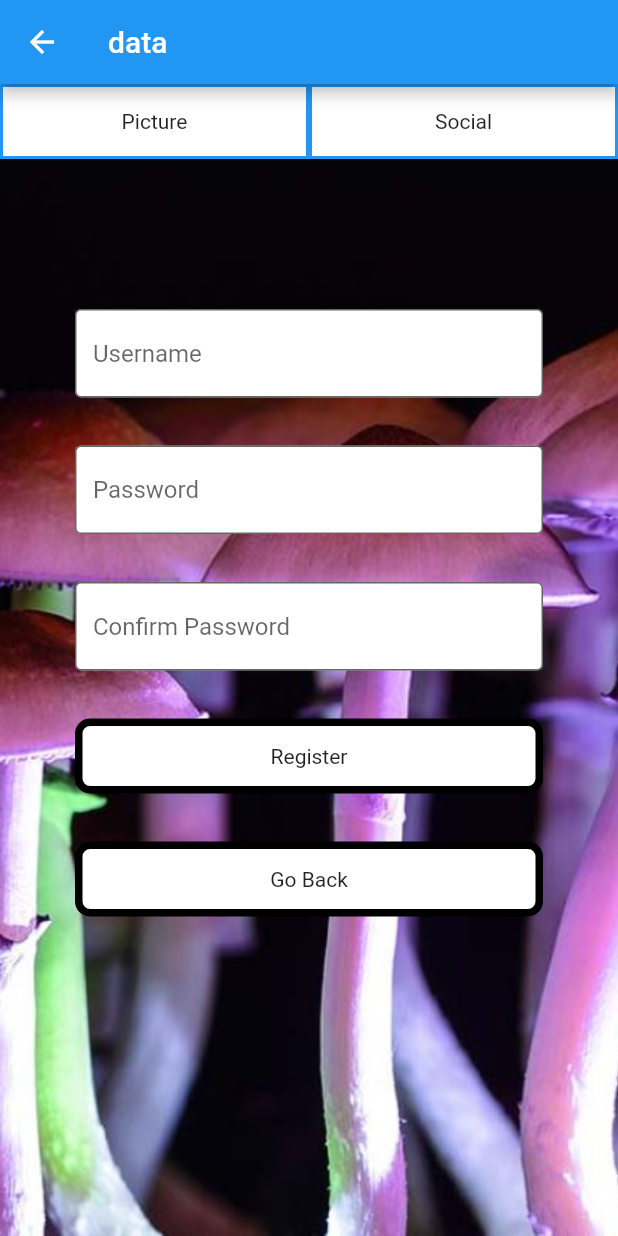
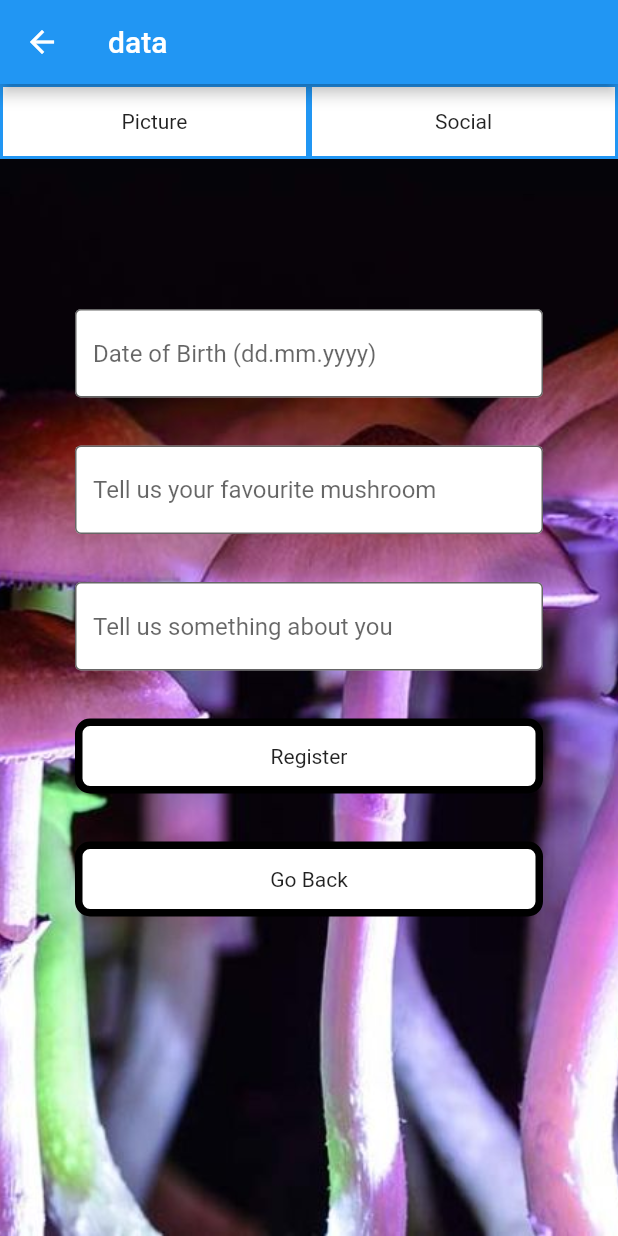
Before and after one commit to CID6/MushroomApp, a Flutter app: the screen it shows after launch, after a tap on "Register", on a phone screen of 412 x 824 dp. Run offline on Flutter 3.47's test engine with Material 2 defaults, Android fonts, the phone set to English and light mode, and no system bars; our stand-ins replace firebase_auth, firebase_core, firebase_database, firebase_storage, google_sign_in, image_picker; missing offline and left inert: instant; accounts and stored records are empty.

Commit message:
małe zmiany

```diff
--- a/lib/comment_section.dart
+++ b/lib/comment_section.dart
@@ -91,7 +91,7 @@ class _CommnentSection extends State<CommnentSection>{
               post['key'] = snapshot.key;
               return ListTile(
                 leading: CircleAvatar(
-                  backgroundImage: AssetImage("assets/defaultAvatar.jpg"),
+                  backgroundImage: NetworkImage(post['avatarUrl']),
                 ),
                 title: Text("@${post["Username"]}:   ${post["Text"]}"),
                 trailing: loggedUser["name"]==post["Text"]?IconButton(
@@ -127,6 +127,7 @@ class _CommnentSection extends State<CommnentSection>{
                         "Username": loggedUser["name"],
                         "uid": userKey,
                         "Text": commentController.text,
+                        "avatarUrl": loggedUser['avatarUrl'].toString().trim(),
                       };
                       widget.commentsLink.push().set(comment);
                       commentController.clear();
--- a/lib/main.dart
+++ b/lib/main.dart
@@ -236,38 +236,43 @@ class _LoginPage extends State<LoginPage>{
               Expanded(child: ButtonWidget("Picture","P")),
               Expanded(child: ButtonWidget("Social","S")),
             ],),
-            Column(
+            Expanded(
+            child:Column(
+              mainAxisAlignment: MainAxisAlignment.center,
               crossAxisAlignment: CrossAxisAlignment.center,
               children: [
-                Padding(
-                 padding:const EdgeInsets.fromLTRB(0, 100, 0, 16), // TODO: change TOP with phone res
-                  child: Container(
-                    width: MediaQuery.of(context).size.width - 100,
-                      child: TextField(
-                        controller: myLoginController,
-                        decoration: const InputDecoration(
-                          filled: true,
-                          fillColor: Colors.white,
-                          border: OutlineInputBorder(),
-                          hintText: "Username",
-                )))),
-                Padding(
-                 padding:const EdgeInsets.fromLTRB(0, 16, 0, 16), // TODO: change TOP with phone res
-                  child: Container(
-                    width: MediaQuery.of(context).size.width - 100,
-                      child: TextField(
-                        controller: myPasswordController,
-                        decoration: const InputDecoration(
-                          filled: true,
-                          fillColor: Colors.white,
-                          border: OutlineInputBorder(),
-                          hintText: "Password",
-                )))),
-                ButtonLogin("Log in","PR",myLoginController,myPasswordController),
-                ButtonLogin("Register","R"),
-                ButtonLogin("Google", "G")
+
+                // Padding(
+                //  padding:const EdgeInsets.fromLTRB(0, 100, 0, 16), // TODO: change TOP with phone res
+                //   child: Container(
+                //     width: MediaQuery.of(context).size.width - 100,
+                //       child: TextField(
+                //         controller: myLoginController,
+                //         decoration: const InputDecoration(
+                //           filled: true,
+                //           fillColor: Colors.white,
+                //           border: OutlineInputBorder(),
+                //           hintText: "Username",
+                // )))),
+                // Padding(
+                //  padding:const EdgeInsets.fromLTRB(0, 16, 0, 16), // TODO: change TOP with phone res
+                //   child: Container(
+                //     width: MediaQuery.of(context).size.width - 100,
+                //       child: TextField(
+                //         controller: myPasswordController,
+                //         decoration: const InputDecoration(
+                //           filled: true,
+                //           fillColor: Colors.white,
+                //           border: OutlineInputBorder(),
+                //           hintText: "Password",
+                // )))),
+                // ButtonLogin("Log in","PR",myLoginController,myPasswordController),
+
+                ButtonLogin("Google", "G"),
+                SizedBox(height: 150,),
+                ButtonLogin("Register","R")
               ],
-            )
+            ))
         ]),
       ));
   }
@@ -281,6 +286,7 @@ class ProfilePage extends StatelessWidget{
   Widget build(BuildContext context){
     List<String> items = ["Log out","Edit profile"];
     String? selected = "";
+    print("${FirebaseAuth.instance.currentUser!.displayName!}:     ${FirebaseAuth.instance.currentUser!.photoURL!}");
     return Container(
       child: Scaffold(
         backgroundColor: Colors.transparent,
@@ -430,7 +436,7 @@ class _InfoButton extends State<InfoButton>{
         style: TextStyle(
           fontSize: 20
         ),
-        textAlign: TextAlign.left,
+        textAlign: widget.name != "Send"? TextAlign.left: TextAlign.center,
       )
     );
   }
@@ -508,7 +514,8 @@ class _Display extends State<Display>{
         .child(userKey).child('follows');
         var followData = {
         'name': followedName.text,
-        'rid': subString
+        'rid': subString,
+        'avatarUrl': (event.snapshot.value as Map)[subString]['avatarUrl'].toString().trim(),
         };
         ref.push().set(followData);
         //AddEmptyConvo
@@ -824,15 +831,15 @@ class RegisterPage extends StatefulWidget{
 
 
 class _RegisterPage extends State<RegisterPage>{
-  final NameController = TextEditingController();
-  final PasswordController = TextEditingController();
-  final ConfirmController = TextEditingController();
+  final BirthController = TextEditingController();
+  final FavMushController = TextEditingController();
+  final DescController = TextEditingController();
 
   @override
   void dispose(){
-    NameController.dispose();
-    PasswordController.dispose();
-    ConfirmController.dispose();
+    BirthController.dispose();
+    FavMushController.dispose();
+    DescController.dispose();
     super.dispose();
   }
 
@@ -868,12 +875,12 @@ class _RegisterPage extends State<RegisterPage>{
             child: Container(
               width: MediaQuery.of(context).size.width - 100,
               child: TextField(
-                controller: NameController,
+                controller: BirthController,
                 decoration: const InputDecoration(
                   filled: true,
                   fillColor: Colors.white,
                   border: OutlineInputBorder(),
-                  hintText: "Username",
+                  hintText: "Date of Birth (dd.mm.yyyy)",
                 )
               ),
               ),
@@ -883,12 +890,12 @@ class _RegisterPage extends State<RegisterPage>{
               child: Container(
                 width: MediaQuery.of(context).size.width - 100,
                 child: TextField(
-                  controller: PasswordController,
+                  controller: FavMushController,
                   decoration: const InputDecoration(
                     filled: true,
                     fillColor: Colors.white,
                     border: OutlineInputBorder(),
-                    hintText: "Password",
+                    hintText: "Tell us your favourite mushroom",
                   ),
                 )
               )
@@ -898,17 +905,17 @@ class _RegisterPage extends State<RegisterPage>{
                 child: Container(
                   width: MediaQuery.of(context).size.width-100,
                   child: TextField(
-                    controller: ConfirmController,
+                    controller: DescController,
                     decoration: const InputDecoration(
                       filled: true,
                       fillColor: Colors.white,
                       border: OutlineInputBorder(),
-                      hintText: "Confirm Password",
+                      hintText: "Tell us something about you",
                     ),
                   ),
                 )
                 )
-              ,RegisterButton(NameController, PasswordController, ConfirmController)
+              ,RegisterButton(BirthController, FavMushController, DescController)
               ,BackButton()
             ],
       ),
@@ -950,10 +957,10 @@ class Kolumna4 extends StatelessWidget{
 
 
 class RegisterButton extends StatefulWidget{
-  final TextEditingController name;
-  final TextEditingController password;
-  final TextEditingController passwordc;
-  RegisterButton(this.name,this.password,this.passwordc);
+  final TextEditingController birth;
+  final TextEditingController favmush;
+  final TextEditingController desc;
+  RegisterButton(this.birth,this.favmush,this.desc);
 
   @override
   _RegisterButton createState() => _RegisterButton();
@@ -968,12 +975,10 @@ class _RegisterButton extends State<RegisterButton>{
     var userData = {
       'name': FirebaseAuth.instance.currentUser!.displayName,
       'uid': FirebaseAuth.instance.currentUser!.uid,
-      'favMushroom':'',
-      'dateOfBirth':'',
-      'description':'',
-      // 'posts': {},
-      // 'follows': {},
-      // 'pms': {},
+      'favMushroom':widget.favmush.text,
+      'dateOfBirth':widget.birth.text,
+      'description':widget.desc.text,
+      'avatarUrl':FirebaseAuth.instance.currentUser!.photoURL.toString().trim(),
     };
     db.push().set(userData);
     Navigator.push(
@@ -991,47 +996,22 @@ class _RegisterButton extends State<RegisterButton>{
       padding: EdgeInsets.fromLTRB(0, 16, 0, 16),
       child: GestureDetector(
         onTap: (){
-          // if(widget.name.text == "" || widget.password == "" || widget.passwordc == ""){
-          //   showDialog(
-          //       context: context,
-          //       builder: (BuildContext context) => AlertDialog(
-          //         title: const Text("ERROR"),
-          //         content: const Text("Fill in all the fields"),
-          //         actions: <Widget>[
-          //           TextButton(
-          //             onPressed: () => Navigator.pop(context,"OK"),
-          //             child: const Text("OK"))
-          //         ],
-          //       )
-          //       );
-          //     return;
-          // }
-          // if(widget.password.text != widget.passwordc.text){
-          //   showDialog(
-          //       context: context,
-          //       builder: (BuildContext context) => AlertDialog(
-          //         title: const Text("ERROR"),
-          //         content: const Text("Passwords must match"),
-          //         actions: <Widget>[
-          //           TextButton(
-          //             onPressed: () => Navigator.pop(context,"OK"),
-          //             child: const Text("OK"))
-          //         ],
-          //       )
-          //       );
-          //     return;
-          // }
-          //TODO: Registerfunc
+          if(widget.birth.text == "" || widget.favmush.text == "" || widget.desc.text == ""){
+            showDialog(
+                context: context,
+                builder: (BuildContext context) => AlertDialog(
+                  title: const Text("ERROR"),
+                  content: const Text("Fill in all the fields"),
+                  actions: <Widget>[
+                    TextButton(
+                      onPressed: () => Navigator.pop(context,"OK"),
+                      child: const Text("OK"))
+                  ],
+                )
+                );
+              return;
+          }
           Register();
-
-
-
-          // Navigator.push(
-          //     context,
-          //     MaterialPageRoute(
-          //       builder: (context) => ProfilePage(),
-          //       )
-          //   );
         },
         child: Container(
           height: 50,
@@ -1401,11 +1381,9 @@ class _Post extends State<Post>{
               ),
               Container(
                 width: MediaQuery.of(context).size.width-75,
-                child: Row(
-                  children: [
-                    IconButton(
-                      onPressed: (){
-                        Navigator.push(
+                child: GestureDetector(
+                  onTap: (){
+                    Navigator.push(
                         context,
                         MaterialPageRoute(
                           builder: (context) => CommnentSection(
@@ -1422,12 +1400,14 @@ class _Post extends State<Post>{
                           ),
                           )
                       );
-                      },
-                      icon:const Icon(Icons.add_outlined)),
+                  },
+                  child:Row(
+                  children: [
+                    Icon(Icons.add_outlined),
                       const Text(
                         "Go to comment section"
                       ),
-                  ],)
+                  ],))
               )
 
 
@@ -1475,7 +1455,8 @@ class _FollowUser extends State<FollowUser>{
                     },
                     child:Expanded(
                       child: Row(children: [
-                    CircleAvatar(backgroundImage: AssetImage("assets/defaultAvatar.jpg"),),
+                    //CircleAvatar(backgroundImage: AssetImage("assets/defaultAvatar.jpg")),
+                    CircleAvatar(backgroundImage: NetworkImage(widget.userData['avatarUrl'])),
                     Padding(
                       padding: EdgeInsets.only(left:5),
                       child:Text("@${widget.userData['name']}")
--- a/lib/private_messaging.dart
+++ b/lib/private_messaging.dart
@@ -253,7 +253,6 @@ class _PMPage extends State<PMPage>{
               child: IconButton(
                 icon: const Icon(Icons.send_rounded),
                 onPressed: (){
-                  var stop = 1;
                   if(pm.value.tryb.value.key.toString() != FirebaseDatabase.instance.ref().child("emptyQuery").key.toString()){
                     var message = {
                       "from": loggedUser["name"],
```
